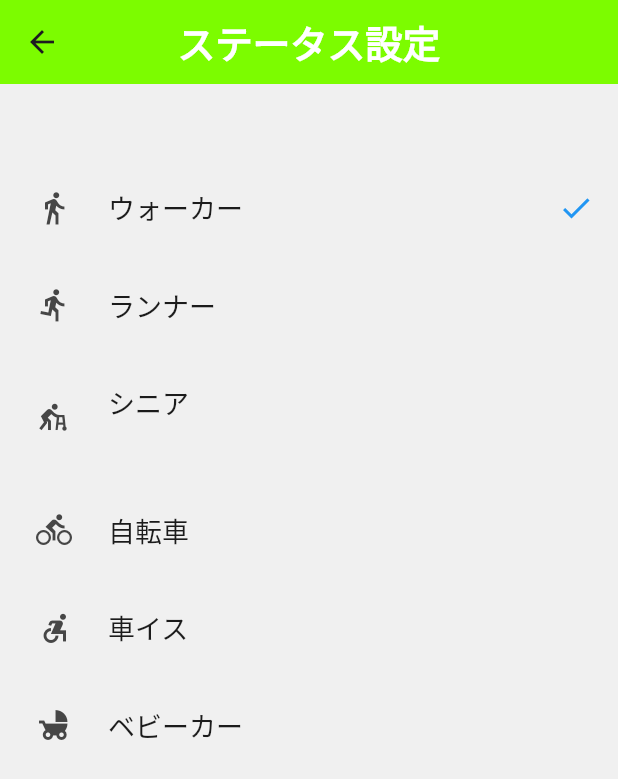
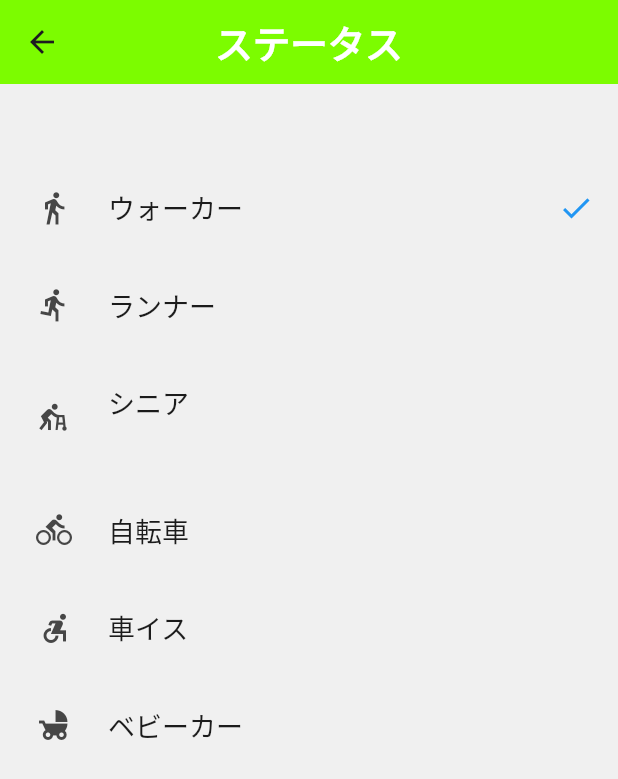
Before and after one commit to giant-shrimp/Chikuhou_frontend, a Flutter app: the SettingsStatus screen opened directly, on a phone screen of 412 x 824 dp. Shown: the top 779 px of the screen. Run offline on Flutter 3.47's test engine with Material 3 defaults, Android fonts, the light colour scheme and no system bars; drawn by our look-alikes of settings_ui; our stand-ins replace hooks_riverpod; generated files the repository leaves out were written again.

Commit message:
statusを短く表示する

```diff
--- a/lib/l10n/app_en.arb
+++ b/lib/l10n/app_en.arb
@@ -10,7 +10,7 @@
   "email": "Email",
   "phone": "Phone",
   "settings": "Settings",
-  "status_settings": "Status Settings",
+  "status": "Status",
   "sub_extension": "Sub-Extension",
   "rain_cloud_radar": "Rain Cloud Radar",
   "audio_guidance": "Audio guidance",
--- a/lib/l10n/app_ja.arb
+++ b/lib/l10n/app_ja.arb
@@ -10,7 +10,7 @@
   "email": "メール",
   "phone": "電話番号",
   "settings": "設定",
-  "status_settings": "ステータス設定",
+  "status": "ステータス",
   "sub_extension": "サブ機能拡張",
   "rain_cloud_radar": "雨雲レーダー",
   "audio_guidance": "音声案内",
--- a/lib/l10n/app_ko.arb
+++ b/lib/l10n/app_ko.arb
@@ -10,7 +10,7 @@
   "email": "이메일",
   "phone": "전화 번호",
   "settings": "설정",
-  "status_settings": "상태 설정",
+  "status": "상태",
   "sub_extension": "하위 확장",
   "rain_cloud_radar": "비구름 레이더",
   "audio_guidance": "오디오 가이드",
--- a/lib/src/screens/menu.dart
+++ b/lib/src/screens/menu.dart
@@ -64,7 +64,7 @@ class MenuScreen extends HookConsumerWidget {
               ),
               SettingsTile.navigation(
                 leading: Icon(statusIcon),
-                title: Text(AppLocalizations.of(context)!.status_settings),
+                title: Text(AppLocalizations.of(context)!.status),
                 value: Text(statusText),
                 description: const Text(''),
                 onPressed: (context) {
--- a/lib/src/screens/settings_status.dart
+++ b/lib/src/screens/settings_status.dart
@@ -15,7 +15,7 @@ class SettingsStatus extends HookConsumerWidget {
 
     return Scaffold(
       appBar: AppBar(
-        title: Text(AppLocalizations.of(context)!.status_settings),
+        title: Text(AppLocalizations.of(context)!.status),
       ),
       body: SettingsList(
         platform: DevicePlatform.iOS,
```
